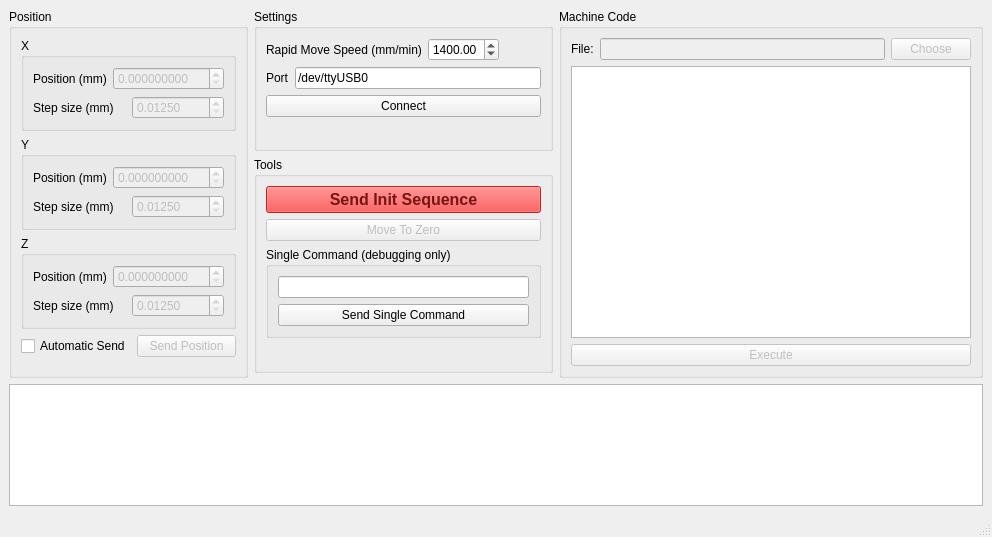
First picture: the form in gui/ui.ui, repository arneboe/vhf_cam330_cnc450_spc600, before the edit.
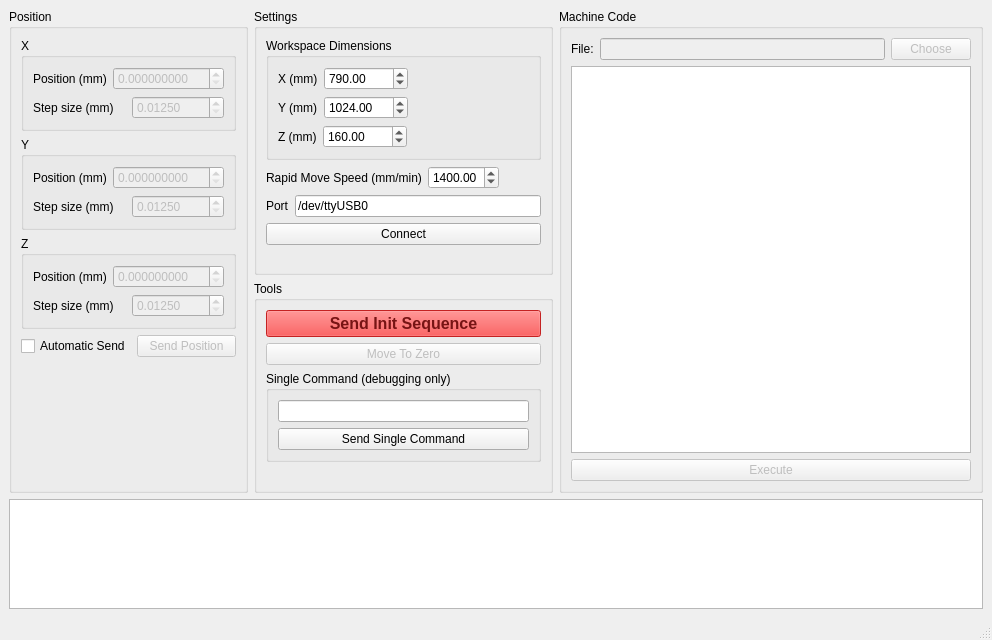
Second picture: the form after the edit.

What changed in the file:
```diff
--- a/gui/ui.ui
+++ b/gui/ui.ui
@@ -7,7 +7,7 @@
     <x>0</x>
     <y>0</y>
     <width>992</width>
-    <height>537</height>
+    <height>640</height>
    </rect>
   </property>
   <property name="windowTitle">
@@ -283,6 +283,117 @@
              <string>Settings</string>
             </property>
             <layout class="QVBoxLayout" name="verticalLayout_9">
+             <item>
+              <widget class="QGroupBox" name="groupBox_5">
+               <property name="title">
+                <string>Workspace Dimensions</string>
+               </property>
+               <layout class="QVBoxLayout" name="verticalLayout_16">
+                <item>
+                 <layout class="QHBoxLayout" name="horizontalLayout_3">
+                  <item>
+                   <widget class="QLabel" name="label_9">
+                    <property name="text">
+                     <string>X (mm)</string>
+                    </property>
+                   </widget>
+                  </item>
+                  <item>
+                   <widget class="QDoubleSpinBox" name="doubleSpinBoxXDimensions">
+                    <property name="maximum">
+                     <double>99999999.000000000000000</double>
+                    </property>
+                    <property name="value">
+                     <double>790.000000000000000</double>
+                    </property>
+                   </widget>
+                  </item>
+                  <item>
+                   <spacer name="horizontalSpacer_2">
+                    <property name="orientation">
+                     <enum>Qt::Horizontal</enum>
+                    </property>
+                    <property name="sizeHint" stdset="0">
+                     <size>
+                      <width>40</width>
+                      <height>20</height>
+                     </size>
+                    </property>
+                   </spacer>
+                  </item>
+                 </layout>
+                </item>
+                <item>
+                 <layout class="QHBoxLayout" name="horizontalLayout_7">
+                  <item>
+                   <widget class="QLabel" name="label_10">
+                    <property name="text">
+                     <string>Y (mm)</string>
+                    </property>
+                   </widget>
+                  </item>
+                  <item>
+                   <widget class="QDoubleSpinBox" name="doubleSpinBoxYDimensions">
+                    <property name="maximum">
+                     <double>99999999.000000000000000</double>
+                    </property>
+                    <property name="value">
+                     <double>1024.000000000000000</double>
+                    </property>
+                   </widget>
+                  </item>
+                  <item>
+                   <spacer name="horizontalSpacer_3">
+                    <property name="orientation">
+                     <enum>Qt::Horizontal</enum>
+                    </property>
+                    <property name="sizeHint" stdset="0">
+                     <size>
+                      <width>40</width>
+                      <height>20</height>
+                     </size>
+                    </property>
+                   </spacer>
+                  </item>
+                 </layout>
+                </item>
+                <item>
+                 <layout class="QHBoxLayout" name="horizontalLayout_9">
+                  <item>
+                   <widget class="QLabel" name="label_11">
+                    <property name="text">
+                     <string>Z (mm)</string>
+                    </property>
+                   </widget>
+                  </item>
+                  <item>
+                   <widget class="QDoubleSpinBox" name="doubleSpinBoxZDimensions">
+                    <property name="maximum">
+                     <double>99999999.000000000000000</double>
+                    </property>
+                    <property name="value">
+                     <double>160.000000000000000</double>
+                    </property>
+                   </widget>
+                  </item>
+                  <item>
+                   <spacer name="horizontalSpacer_4">
+                    <property name="orientation">
+                     <enum>Qt::Horizontal</enum>
+                    </property>
+                    <property name="sizeHint" stdset="0">
+                     <size>
+                      <width>40</width>
+                      <height>20</height>
+                     </size>
+                    </property>
+                   </spacer>
+                  </item>
+                 </layout>
+                </item>
+               </layout>
+              </widget>
+             </item>
              <item>
               <layout class="QHBoxLayout" name="horizontalLayout_5">
                <item>
```
